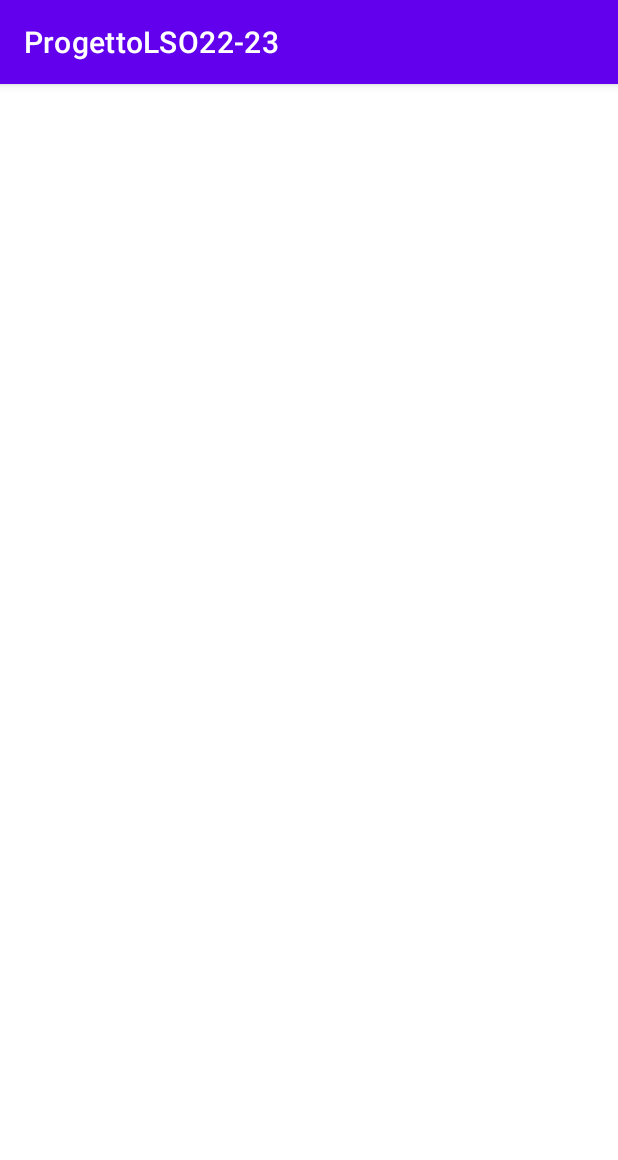
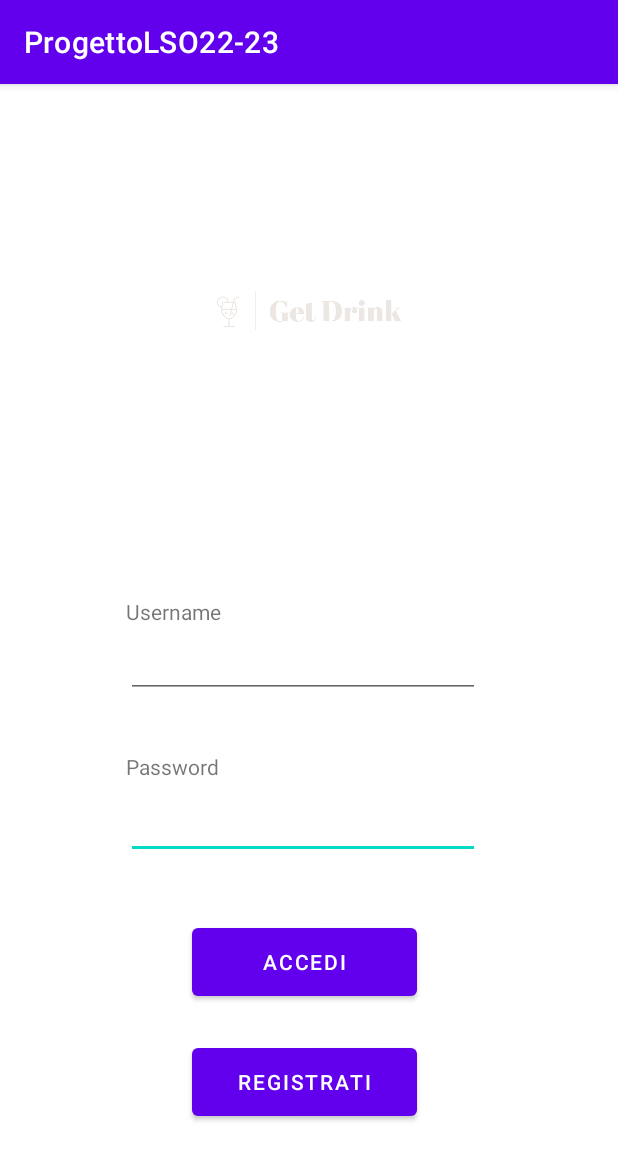
Before and after one commit to EmaSib/ProgettoLSO22-23, an Android app: the Login screen opened directly, with no data from a screen before it, on a phone screen of 412 x 824 dp. Shown: the top 1160 px of the screen. Run offline under Robolectric (Android 15) with nearby library versions, the phone set to English and light mode, and no system bars.

Commit message:
Commit layouts for "Login" and "Registrazione"

```diff
--- a/app/src/main/res/layout/login.xml
+++ b/app/src/main/res/layout/login.xml
@@ -1,6 +1,85 @@
 <?xml version="1.0" encoding="utf-8"?>
 <androidx.constraintlayout.widget.ConstraintLayout xmlns:android="http://schemas.android.com/apk/res/android"
+    xmlns:app="http://schemas.android.com/apk/res-auto"
+    xmlns:tools="http://schemas.android.com/tools"
     android:layout_width="match_parent"
-    android:layout_height="match_parent">
+    android:layout_height="match_parent"
+    android:background="#FFFFFF">
+
+
+    <Button
+        android:id="@+id/registrazioneButton"
+        android:layout_width="150dp"
+        android:layout_height="57dp"
+        android:layout_marginStart="128dp"
+        android:layout_marginTop="120dp"
+        android:text="REGISTRATI"
+        app:layout_constraintStart_toStartOf="parent"
+        app:layout_constraintTop_toBottomOf="@+id/password_textfield" />
+
+    <TextView
+        android:id="@+id/textView5"
+        android:layout_width="wrap_content"
+        android:layout_height="wrap_content"
+        android:layout_marginStart="84dp"
+        android:layout_marginTop="104dp"
+        android:text="Username"
+        app:layout_constraintStart_toStartOf="parent"
+        app:layout_constraintTop_toBottomOf="@+id/imageView2" />
+
+    <Button
+        android:id="@+id/accediButton"
+        android:layout_width="150dp"
+        android:layout_height="57dp"
+        android:layout_marginStart="128dp"
+        android:layout_marginTop="40dp"
+        android:text="ACCEDI"
+        app:layout_constraintStart_toStartOf="parent"
+        app:layout_constraintTop_toBottomOf="@+id/password_textfield" />
+
+    <EditText
+        android:id="@+id/password_textfield"
+        android:layout_width="236dp"
+        android:layout_height="48dp"
+        android:layout_marginStart="84dp"
+        android:layout_marginTop="4dp"
+        android:ems="10"
+        android:inputType="textPassword"
+        android:minHeight="48dp"
+        app:layout_constraintStart_toStartOf="parent"
+        app:layout_constraintTop_toBottomOf="@+id/textView8"
+        tools:ignore="SpeakableTextPresentCheck" />
+
+    <ImageView
+        android:id="@+id/imageView2"
+        android:layout_width="371dp"
+        android:layout_height="174dp"
+        android:layout_marginTop="64dp"
+        android:visibility="visible"
+        app:layout_constraintEnd_toEndOf="parent"
+        app:layout_constraintStart_toStartOf="parent"
+        app:layout_constraintTop_toTopOf="parent"
+        app:srcCompat="@drawable/get_drink_logos_transparent" />
+
+    <TextView
+        android:id="@+id/textView8"
+        android:layout_width="wrap_content"
+        android:layout_height="wrap_content"
+        android:layout_marginStart="84dp"
+        android:layout_marginTop="36dp"
+        android:text="Password"
+        app:layout_constraintStart_toStartOf="parent"
+        app:layout_constraintTop_toBottomOf="@+id/username_textfield" />
+
+    <EditText
+        android:id="@+id/username_textfield"
+        android:layout_width="236dp"
+        android:layout_height="48dp"
+        android:layout_marginStart="84dp"
+        android:ems="10"
+        android:minHeight="48dp"
+        app:layout_constraintStart_toStartOf="parent"
+        app:layout_constraintTop_toBottomOf="@+id/textView5"
+        tools:ignore="SpeakableTextPresentCheck" />
 
 </androidx.constraintlayout.widget.ConstraintLayout>
```
Also changed, not shown: app/src/main/java/com/code/progettolso22_23/gui/Registrazione.java (added, +18 -0 lines), app/src/main/res/layout/registrazione.xml (added, +140 -0 lines).
